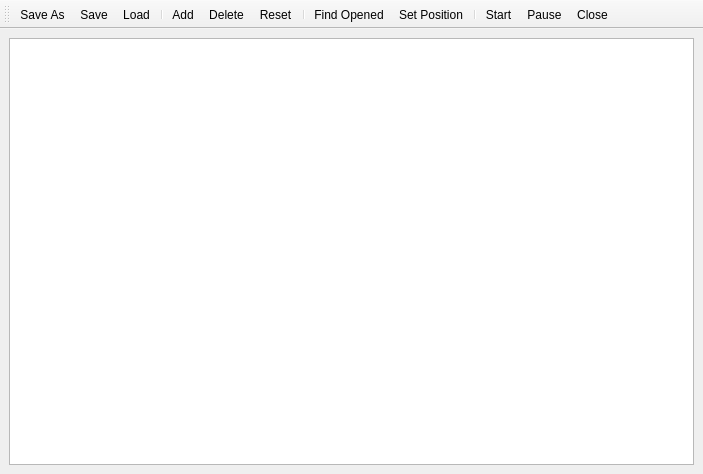
Above: src/ui/vlc.ui from ostr00000/multi-video before the change. Below: the same form after it.
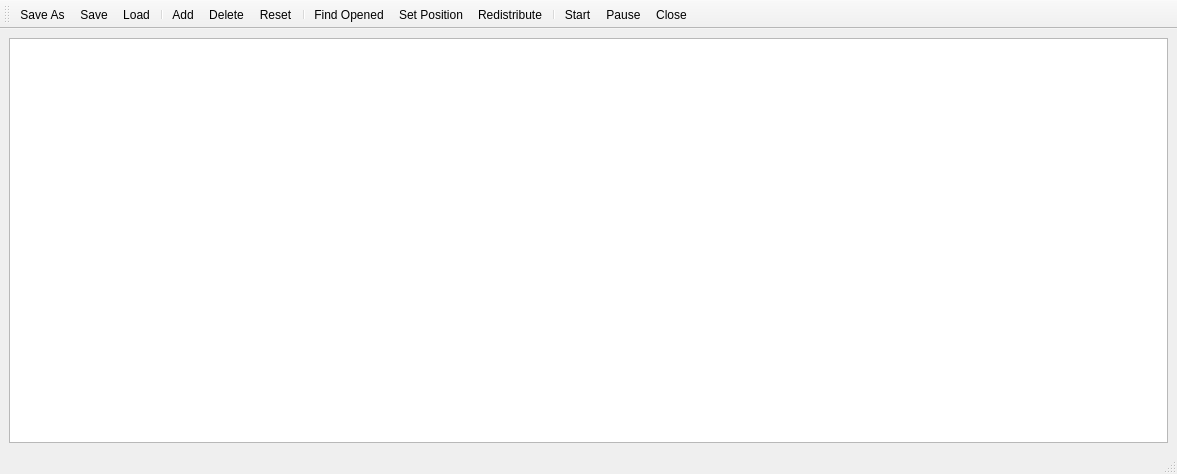
That is the form after the change. Icons and pictures are not drawn.

```diff
--- a/src/ui/vlc.ui
+++ b/src/ui/vlc.ui
@@ -6,7 +6,7 @@
    <rect>
     <x>0</x>
     <y>0</y>
-    <width>703</width>
+    <width>1177</width>
     <height>474</height>
    </rect>
   </property>
@@ -33,6 +33,15 @@
       <property name="selectionBehavior">
        <enum>QAbstractItemView::SelectRows</enum>
       </property>
+      <attribute name="horizontalHeaderDefaultSectionSize">
+       <number>120</number>
+      </attribute>
+      <attribute name="horizontalHeaderMinimumSectionSize">
+       <number>100</number>
+      </attribute>
+      <attribute name="horizontalHeaderStretchLastSection">
+       <bool>true</bool>
+      </attribute>
      </widget>
     </item>
    </layout>
@@ -57,11 +66,13 @@
    <addaction name="separator"/>
    <addaction name="actionFind_Opened"/>
    <addaction name="actionSet_Position"/>
+   <addaction name="actionRedistribute"/>
    <addaction name="separator"/>
    <addaction name="actionStart"/>
    <addaction name="actionPause"/>
    <addaction name="actionClose"/>
   </widget>
+  <widget class="QStatusBar" name="statusBarObj"/>
   <action name="actionAdd">
    <property name="text">
     <string>Add</string>
@@ -147,6 +158,11 @@
     <string>Ctrl+Shift+S</string>
    </property>
   </action>
+  <action name="actionRedistribute">
+   <property name="text">
+    <string>Redistribute</string>
+   </property>
+  </action>
  </widget>
  <resources>
   <include location="../resources.qrc"/>
```
